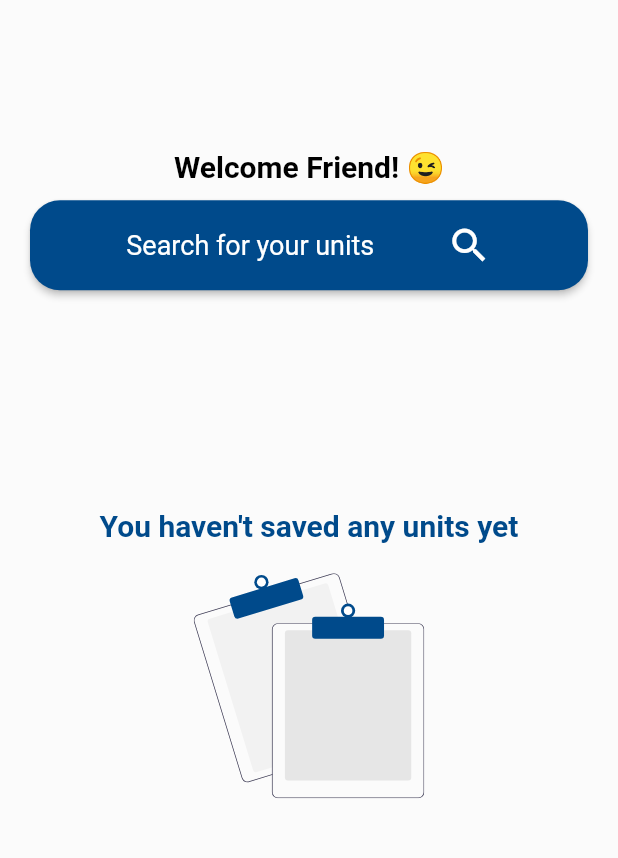
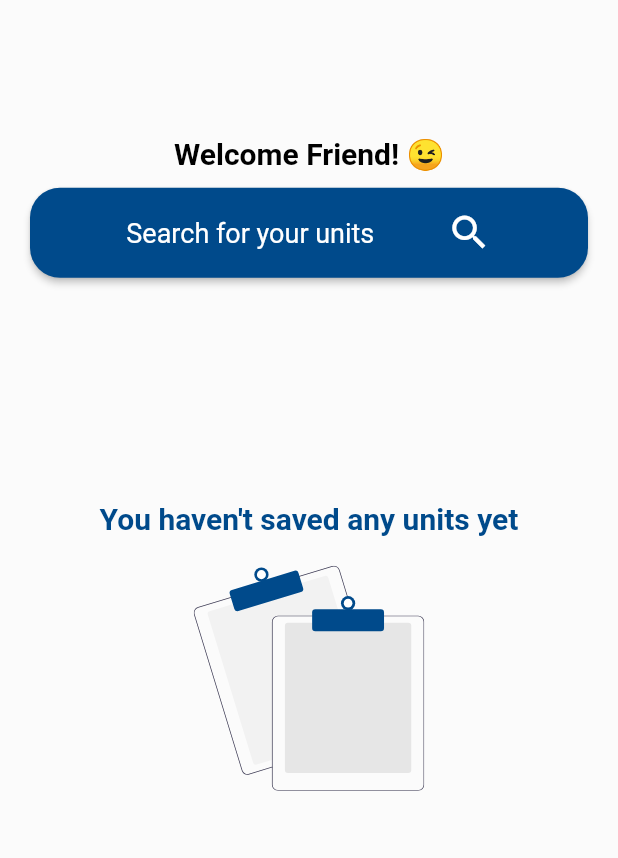
Before and after one commit to ElieBamunoba/MyTimeTable, a Flutter app: the screen it shows after launch, on a phone screen of 412 x 824 dp, the part 59-917 px from its top. Run offline on Flutter 3.47's test engine with Material 2 defaults, Android fonts, the phone set to English and light mode, and no system bars; our stand-ins replace carousel_slider, equatable, flutter_bloc, flutter_svg, fluttertoast, shared_preferences; Roboto replaces fonts that are missing (Montserrat).

Commit message:
ui updated, upcoming card

```diff
--- a/lib/presentation/Widgets/carousel_cards.dart
+++ b/lib/presentation/Widgets/carousel_cards.dart
@@ -14,7 +14,7 @@ class UnitCardCArouselSlider extends StatelessWidget {
     final Size size = MediaQuery.of(context).size;
     return CarouselSlider(
       options: CarouselOptions(
-        height: size.height * .25,
+        height: size.height * .22,
         pauseAutoPlayInFiniteScroll: true,
         pauseAutoPlayOnManualNavigate: true,
         enlargeCenterPage: true,
--- a/lib/presentation/Widgets/count_down_card.dart
+++ b/lib/presentation/Widgets/count_down_card.dart
@@ -78,15 +78,13 @@ class _CountDownCardState extends State<CountDownCard> {
   Widget build(BuildContext context) {
     final Size size = MediaQuery.of(context).size;
     return Card(
-        margin: const EdgeInsets.symmetric(vertical: 15),
         clipBehavior: Clip.antiAlias,
-        elevation: 0,
         color: AppColors.ligthBlue2,
         shape: RoundedRectangleBorder(
             borderRadius: BorderRadius.circular(10),
             side: const BorderSide(color: AppColors.darkBlue)),
         child: Container(
-          height: size.height * .2,
+          height: size.height * .22,
           width: double.infinity,
           color: AppColors.darkBlue,
           child: Column(
--- a/lib/presentation/landing_screen.dart
+++ b/lib/presentation/landing_screen.dart
@@ -35,14 +35,15 @@ class LandingScreen extends StatelessWidget {
                     color: AppColors.darkBlue))
           ],
         ),
-        body: Container(
+        body: SizedBox(
           height: MediaQuery.of(context).size.height - 70,
-          padding: const EdgeInsets.all(10.0),
           child: Column(
             crossAxisAlignment: CrossAxisAlignment.center,
             mainAxisAlignment: MainAxisAlignment.spaceAround,
             children: [
-              Column(
+              Padding(
+                padding: const EdgeInsets.symmetric(horizontal: 10.0),
+                child: Column(
                   children: const [
                     Text('Welcome Friend! 😉',
                         style: TextStyle(
@@ -52,6 +53,7 @@ class LandingScreen extends StatelessWidget {
                     SizedBox(height: 10),
                     SearchUnitButton(),
                   ],
+                ),
               ),
               BlocBuilder<SavedUnitsBloc, SavedUnitsState>(
                 builder: (context, state) {
@@ -67,8 +69,10 @@ class LandingScreen extends StatelessWidget {
                             ? UnitCardCArouselSlider(
                                 unit: state.savedUnitsList[0])
                             : const EmptyUnitsList(),
+                        const SizedBox(height: 10),
                         if (state.savedUnitsList.isNotEmpty)
-                          SizedBox(
+                          Container(
+                            padding: const EdgeInsets.symmetric(horizontal: 10),
                             height: MediaQuery.of(context).size.height -
                                 MediaQuery.of(context).size.height * 0.55,
                             child: RefreshIndicator(
```
Also changed, not shown: lib/presentation/Widgets/up-comming_unit_card.dart (+9 -9 lines). Lines whose indentation alone changed are shown as unchanged.
